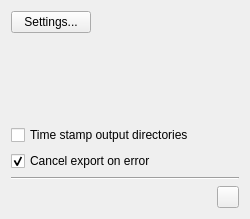
This is spine_items/gdx_exporter/ui/gdx_exporter_properties.ui in spine-tools/spine-items as Qt 5 draws it before an edit. The edited form follows.
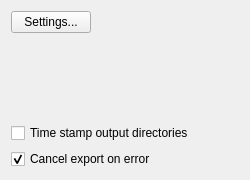
This is the edited form. Icons and pictures are not drawn.

Commit message: Remove boiler plate code to open item directory

Patch:
```diff
--- a/spine_items/gdx_exporter/ui/gdx_exporter_properties.ui
+++ b/spine_items/gdx_exporter/ui/gdx_exporter_properties.ui
@@ -19,7 +19,7 @@
     <x>0</x>
     <y>0</y>
     <width>250</width>
-    <height>219</height>
+    <height>180</height>
    </rect>
   </property>
   <property name="windowTitle">
@@ -93,59 +93,6 @@
      </property>
     </widget>
    </item>
-   <item>
-    <widget class="Line" name="line_6">
-     <property name="orientation">
-      <enum>Qt::Horizontal</enum>
-     </property>
-    </widget>
-   </item>
-   <item>
-    <layout class="QHBoxLayout" name="horizontalLayout_13">
-     <item>
-      <spacer name="horizontalSpacer_17">
-       <property name="orientation">
-        <enum>Qt::Horizontal</enum>
-       </property>
-       <property name="sizeHint" stdset="0">
-        <size>
-         <width>40</width>
-         <height>20</height>
-        </size>
-       </property>
-      </spacer>
-     </item>
-     <item>
-      <widget class="QToolButton" name="open_directory_button">
-       <property name="sizePolicy">
-        <sizepolicy hsizetype="Fixed" vsizetype="Fixed">
-         <horstretch>0</horstretch>
-         <verstretch>0</verstretch>
-        </sizepolicy>
-       </property>
-       <property name="minimumSize">
-        <size>
-         <width>22</width>
-         <height>22</height>
-        </size>
-       </property>
-       <property name="maximumSize">
-        <size>
-         <width>22</width>
-         <height>22</height>
-        </size>
-       </property>
-       <property name="toolTip">
-        <string>&lt;html&gt;&lt;head/&gt;&lt;body&gt;&lt;p&gt;Open this GdxExporter's project directory in file browser&lt;/p&gt;&lt;/body&gt;&lt;/html&gt;</string>
-       </property>
-       <property name="icon">
-        <iconset resource="../../ui/resources/resources_icons.qrc">
-         <normaloff>:/icons/folder-open-regular.svg</normaloff>:/icons/folder-open-regular.svg</iconset>
-       </property>
-      </widget>
-     </item>
-    </layout>
-   </item>
   </layout>
  </widget>
  <resources>
```
The commit also changes 27 other files.
